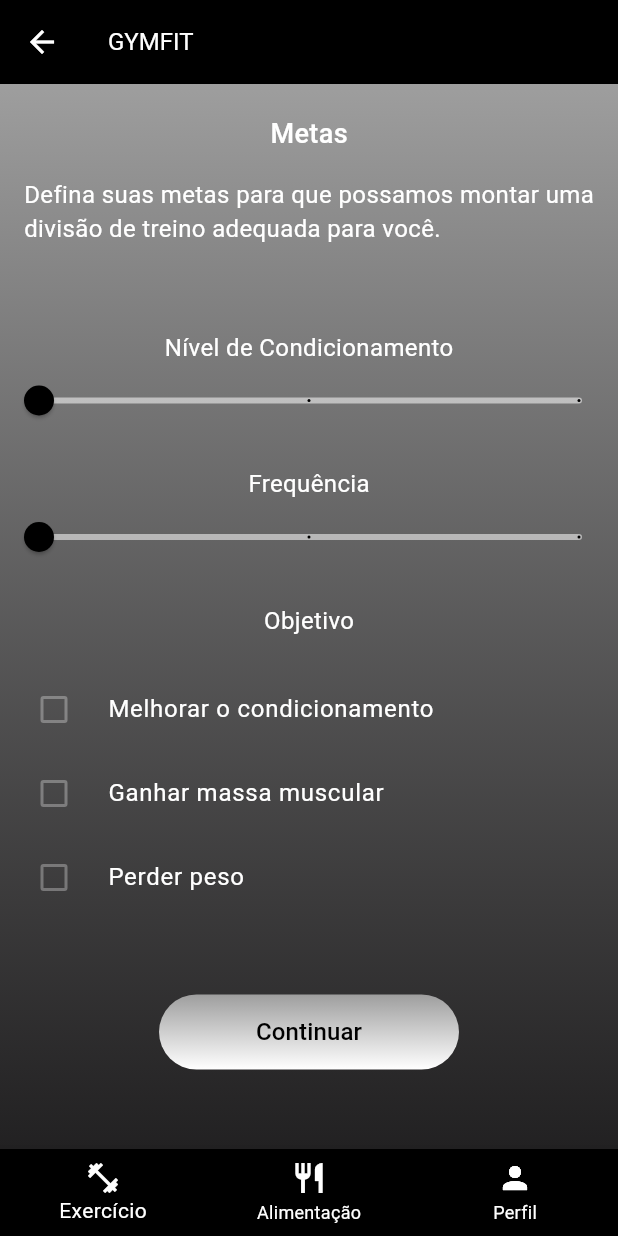
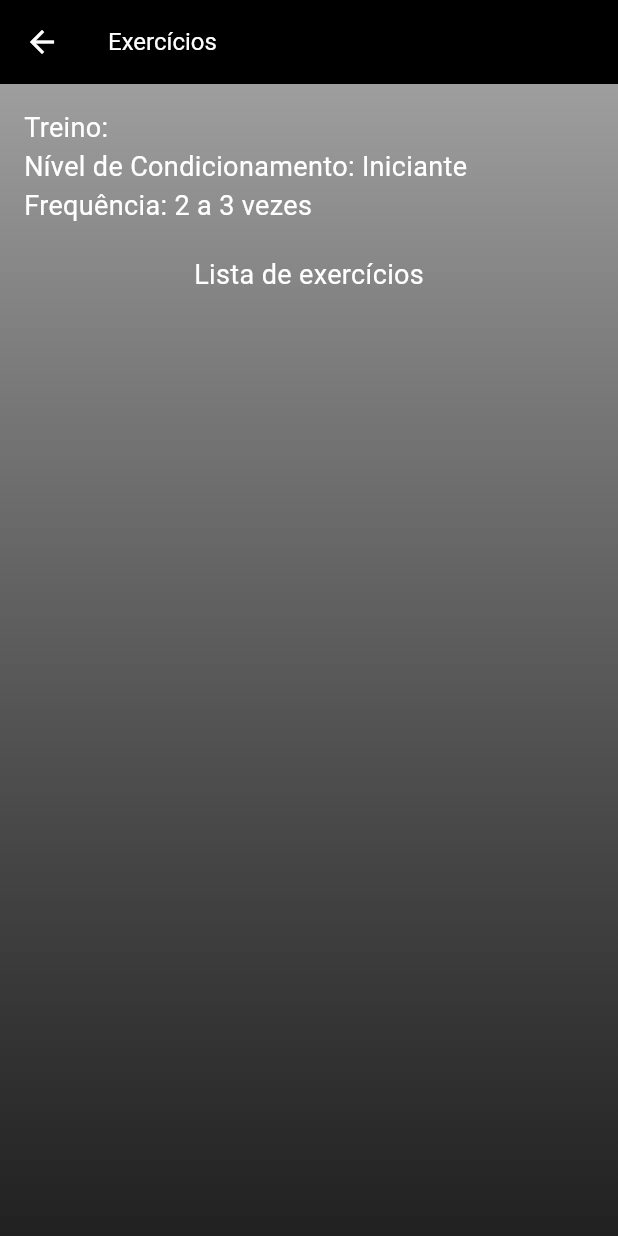
Before and after one commit to CleitonAsuos/GymFit, a Flutter app: the MainPage screen opened directly, after a tap on "Continuar", on a phone screen of 412 x 824 dp. Run offline on Flutter 3.47's test engine with Material 3 defaults, Android fonts, the phone set to English and light mode, and no system bars; our stand-ins replace flutter_mobx, mobx; generated files the repository leaves out were written again.

Commit message:
tela pegando os valores dos slider e checkbox

```diff
--- /dev/null
+++ b/lib/exercicio_page.dart
@@ -0,0 +1,101 @@
+import 'package:flutter/material.dart';
+import 'package:flutter_mobx/flutter_mobx.dart';
+import 'exercicio_store.dart';
+
+class ExercicioPage extends StatelessWidget {
+  final double nivelCondicionamento;
+  final double frequencia;
+  final String objetivo;
+
+  const ExercicioPage({
+    Key? key,
+    required this.nivelCondicionamento,
+    required this.frequencia,
+    required this.objetivo,
+  }) : super(key: key);
+
+  @override
+  Widget build(BuildContext context) {
+    // Determinar o nível de condicionamento
+    String nivelCondicionamentoTexto;
+    switch (nivelCondicionamento.toInt()) {
+      case 0:
+        nivelCondicionamentoTexto = 'Iniciante';
+        break;
+      case 1:
+        nivelCondicionamentoTexto = 'Intermediário';
+        break;
+      case 2:
+        nivelCondicionamentoTexto = 'Avançado';
+        break;
+      default:
+        nivelCondicionamentoTexto = 'Desconhecido';
+    }
+
+    // Determinar a frequência
+    String frequenciaTexto;
+    switch (frequencia.toInt()) {
+      case 0:
+        frequenciaTexto = '2 a 3 vezes';
+        break;
+      case 1:
+        frequenciaTexto = '3 a 5 vezes';
+        break;
+      case 2:
+        frequenciaTexto = '5 a 7 vezes';
+        break;
+      default:
+        frequenciaTexto = 'Desconhecido';
+    }
+
+    // Combinação dos valores
+    String combinacao = 'Treino: $objetivo\n'
+        'Nível de Condicionamento: $nivelCondicionamentoTexto\n'
+        'Frequência: $frequenciaTexto';
+
+    return Scaffold(
+      appBar: AppBar(
+        backgroundColor: Colors.black,
+        leading: IconButton(
+          icon: const Icon(Icons.arrow_back),
+          color: Colors.white,
+          onPressed: () => Navigator.pop(context, false),
+        ),
+        title: const Text("Exercícios"),
+        titleTextStyle: const TextStyle(
+          color: Colors.white,
+          fontSize: 16,
+        ),
+      ),
+      body: Container(
+        decoration: const BoxDecoration(
+          gradient: LinearGradient(
+            colors: [Colors.grey, Colors.black87],
+            begin: Alignment.topCenter,
+            end: Alignment.bottomCenter,
+          ),
+        ),
+        child: Padding(
+          padding: const EdgeInsets.all(16.0),
+          child: Column(
+            crossAxisAlignment: CrossAxisAlignment.start,
+            children: [
+              Text(
+                combinacao,
+                style: const TextStyle(color: Colors.white, fontSize: 18),
+              ),
+              const SizedBox(height: 20),
+              // Conteúdo adicional da página
+              Center(
+                child: Text(
+                  'Lista de exercícios',
+                  style: const TextStyle(color: Colors.white, fontSize: 18),
+                ),
+              ),
+            ],
+          ),
+        ),
+      ),
+    );
+  }
+}
--- /dev/null
+++ b/lib/exercicio_store.dart
@@ -0,0 +1,15 @@
+import 'package:mobx/mobx.dart';
+
+part 'exercicio_store.g.dart';
+
+class ExercicioStore = _ExercicioStore with _$ExercicioStore;
+
+abstract class _ExercicioStore with Store {
+  @observable
+  String exercicio = '';
+
+  @action
+  void setExercicio(String value) {
+    exercicio = value;
+  }
+}
--- a/lib/principal_page.dart
+++ b/lib/principal_page.dart
@@ -1,5 +1,6 @@
 import 'package:flutter/material.dart';
 import 'package:flutter_mobx/flutter_mobx.dart';
+import 'package:gymfit_projeto/exercicio_page.dart';
 import 'principal_store.dart';
 
 class MainPage extends StatelessWidget {
@@ -125,9 +126,7 @@ class MainPage extends StatelessWidget {
                 color: Colors.white,
               ),
             ),
-            SizedBox(
-              height: 20
-              ),
+            SizedBox(height: 20),
             Observer(
               builder: (_) => Theme(
                 data: Theme.of(context).copyWith(
@@ -142,17 +141,19 @@ class MainPage extends StatelessWidget {
                       ),
                       title: const Text(
                         'Melhorar o condicionamento',
-                  style: TextStyle(
-                    fontSize: 16,
-                    color: Colors.white),
+                        style: TextStyle(fontSize: 16, color: Colors.white),
                       ),
-                  value: store.objetivo.contains('Melhorar o condicionamento'),
+                      value:
+                          store.objetivo.contains('Melhorar o condicionamento'),
                       onChanged: (bool? value) {
-                  store.setObjetivo('Melhorar o condicionamento',);
+                        store.setObjetivo(
+                          'Melhorar o condicionamento',
+                        );
                       },
                       activeColor: Colors.white,
                       checkColor: Colors.black,
-                  controlAffinity: ListTileControlAffinity.leading, // Checkbox à esquerda
+                      controlAffinity: ListTileControlAffinity
+                          .leading, // Checkbox à esquerda
                     ),
                     CheckboxListTile(
                       side: BorderSide(
@@ -161,17 +162,18 @@ class MainPage extends StatelessWidget {
                       ),
                       title: const Text(
                         'Ganhar massa muscular',
-                  style: TextStyle(
-                    fontSize: 16,
-                    color: Colors.white),
+                        style: TextStyle(fontSize: 16, color: Colors.white),
                       ),
                       value: store.objetivo.contains('Ganhar massa muscular'),
                       onChanged: (bool? value) {
-                  store.setObjetivo('Ganhar massa muscular',);
+                        store.setObjetivo(
+                          'Ganhar massa muscular',
+                        );
                       },
                       activeColor: Colors.white,
                       checkColor: Colors.black,
-                  controlAffinity: ListTileControlAffinity.leading, // Checkbox à esquerda
+                      controlAffinity: ListTileControlAffinity
+                          .leading, // Checkbox à esquerda
                     ),
                     CheckboxListTile(
                       side: BorderSide(
@@ -180,26 +182,24 @@ class MainPage extends StatelessWidget {
                       ),
                       title: const Text(
                         'Perder peso',
-                  style: TextStyle(
-                    fontSize: 16,
-                    color: Colors.white),
+                        style: TextStyle(fontSize: 16, color: Colors.white),
                       ),
                       value: store.objetivo.contains('Perder peso'),
                       onChanged: (bool? value) {
-                  store.setObjetivo('Perder peso',);
+                        store.setObjetivo(
+                          'Perder peso',
+                        );
                       },
                       activeColor: Colors.white,
                       checkColor: Colors.black,
-                  controlAffinity: ListTileControlAffinity.leading, // Checkbox à esquerda
+                      controlAffinity: ListTileControlAffinity
+                          .leading, // Checkbox à esquerda
                     ),
                   ],
                 ),
               ),
             ),
-            const SizedBox(
-              height: 50
-              ),
-
+            const SizedBox(height: 50),
             Container(
               width: 200,
               height: 50,
@@ -217,7 +217,22 @@ class MainPage extends StatelessWidget {
                   shadowColor: Colors.transparent,
                 ),
                 onPressed: () {
-                  // Adicione a lógica de cadastro aqui
+                  // Acessar os valores dos sliders e checkboxes
+                  double nivelCondicionamento = store.nivelCondicionamento;
+                  double frequencia = store.frequencia;
+                  String objetivo = store.objetivo;
+
+                  // Navegar para a ExercicioPage passando os valores
+                  Navigator.push(
+                    context,
+                    MaterialPageRoute(
+                      builder: (context) => ExercicioPage(
+                        nivelCondicionamento: nivelCondicionamento,
+                        frequencia: frequencia,
+                        objetivo: objetivo,
+                      ),
+                    ),
+                  );
                 },
                 child: const Text(
                   'Continuar',
@@ -229,7 +244,8 @@ class MainPage extends StatelessWidget {
               ),
             ),
             SizedBox(
-              height: 20,
+              height:
+                  18, //20 coloquei 18 pois estava dando o erro: "bottom overflowed by 1.3 pixels"
             ),
           ],
         ),
```
Also changed, not shown: lib/exercicio_store.g.dart (added). Lines whose indentation alone changed are shown as unchanged.
